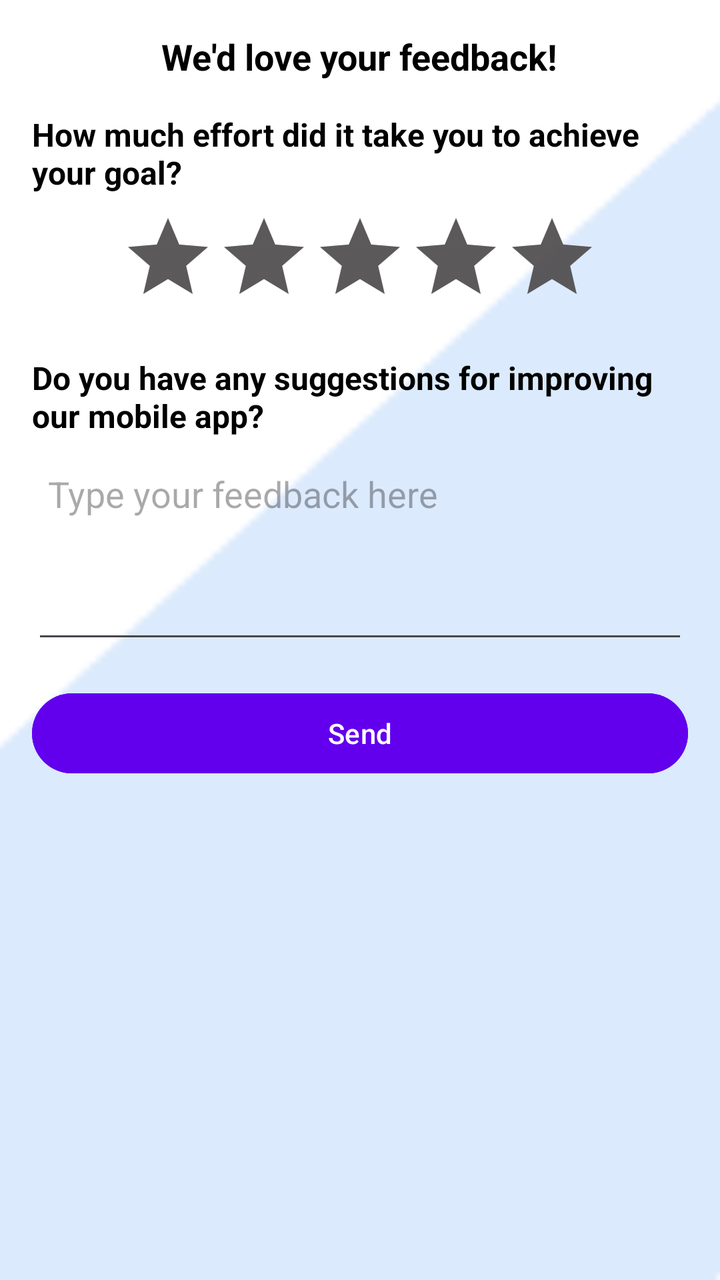
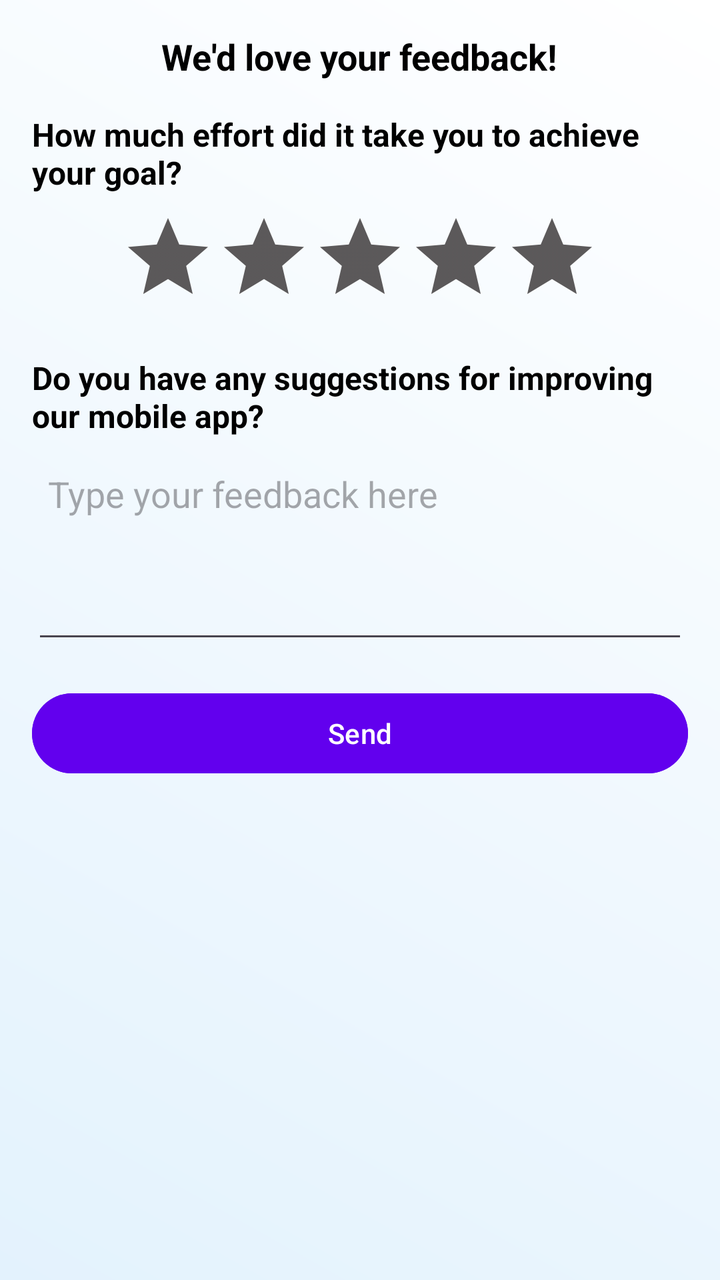

The first picture is an Android layout as it rendered before a commit; the second is the same layout after the commit. The layout source and the unified diff follow.
<!-- AndroidManifest.xml: application theme Theme.Orphans -->
<!-- res/layout/fragment_feedback.xml -->
<?xml version="1.0" encoding="utf-8"?>
<LinearLayout
    xmlns:android="http://schemas.android.com/apk/res/android"
    android:layout_width="match_parent"
    android:layout_height="match_parent"
    android:orientation="vertical"
    android:background="@drawable/donor"
    android:padding="16dp">

    <TextView
        android:layout_width="wrap_content"
        android:layout_height="wrap_content"
        android:text="We'd love your feedback!"
        android:textSize="18sp"
        android:textStyle="bold"
        android:textColor="@color/black"
        android:layout_gravity="center_horizontal"/>

    <TextView
        android:layout_width="wrap_content"
        android:layout_height="wrap_content"
        android:text="How much effort did it take you to achieve your goal?"
        android:layout_marginTop="16dp"
        android:textStyle="bold"
        android:textColor="@color/black"
        android:textSize="16sp" />

    <RatingBar
        android:id="@+id/ratingBar"
        android:layout_width="wrap_content"
        android:layout_height="wrap_content"
        android:numStars="5"
        android:stepSize="1.0"
        android:progressBackgroundTint="@color/gray"
        android:progressTint="@color/black"
        android:layout_gravity="center_horizontal"
        android:layout_marginTop="8dp"/>

    <TextView
        android:layout_width="wrap_content"
        android:layout_height="wrap_content"
        android:text="Do you have any suggestions for improving our mobile app?"
        android:layout_marginTop="16dp"
        android:textColor="@color/black"
        android:textStyle="bold"
        android:textSize="16sp" />

    <EditText
        android:id="@+id/editTextFeedback"
        android:layout_width="match_parent"
        android:layout_height="100dp"
        android:layout_marginTop="8dp"
        android:hint="Type your feedback here"
        android:padding="8dp"
        android:gravity="top|start"
        android:inputType="textMultiLine"/>

    <Button
        android:id="@+id/buttonSubmitFeedback"
        android:layout_width="match_parent"
        android:layout_height="wrap_content"
        android:layout_marginTop="16dp"
        android:text="Send"
        android:backgroundTint="@color/colorPrimary"
        android:textColor="@android:color/white" />

</LinearLayout>
<!-- resources referenced by this layout -->
<resources>
  <color name="black">#FF000000</color>
  <color name="colorPrimary">#6200EE</color>
  <color name="gray">#EB4E4B4C</color>
  <!-- drawable donor: png bitmap (drawable, 863 bytes) -->
  <style name="Theme.Orphans" parent="Base.Theme.Orphans" />
  <style name="Base.Theme.Orphans" parent="Theme.Material3.DayNight.NoActionBar">
          
          
      </style>
</resources>

<!-- the commit's change to res/layout/fragment_feedback.xml (unified diff, before → after) -->
@@ -4,7 +4,7 @@
     android:layout_width="match_parent"
     android:layout_height="match_parent"
     android:orientation="vertical"
-    android:background="@drawable/donor"
+    android:background="@drawable/bg_donor_gradient"
     android:padding="16dp">
 
     <TextView
<!-- resource entries referenced after the edit -->
@@ -3,7 +3,16 @@
   <color name="black">#FF000000</color>
   <color name="colorPrimary">#6200EE</color>
   <color name="gray">#EB4E4B4C</color>
-  <!-- drawable donor: png bitmap (drawable, 863 bytes) -->
+  <!-- drawable bg_donor_gradient (drawable) -->
+  <?xml version="1.0" encoding="utf-8"?>
+  <shape xmlns:android="http://schemas.android.com/apk/res/android"
+      android:shape="rectangle">
+      <gradient
+          android:startColor="#E3F2FD"
+          android:endColor="#FFFFFF"
+          android:angle="45"
+          android:type="linear" />
+  </shape>
   <style name="Theme.Orphans" parent="Base.Theme.Orphans" />
   <style name="Base.Theme.Orphans" parent="Theme.Material3.DayNight.NoActionBar">
           
